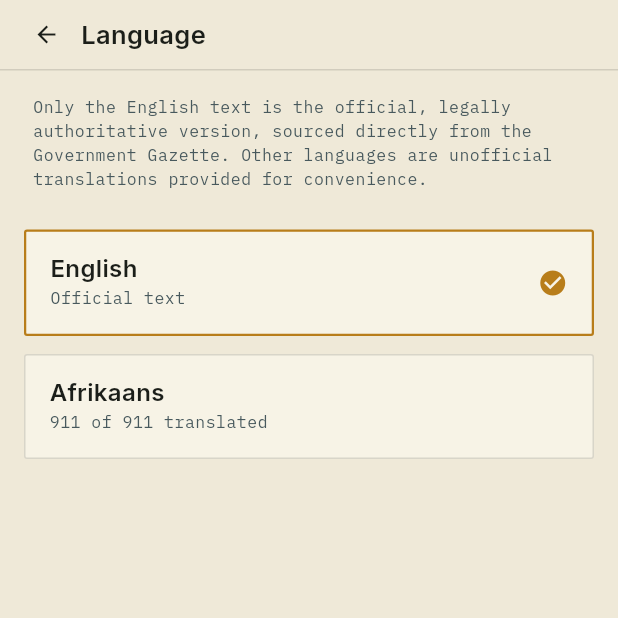
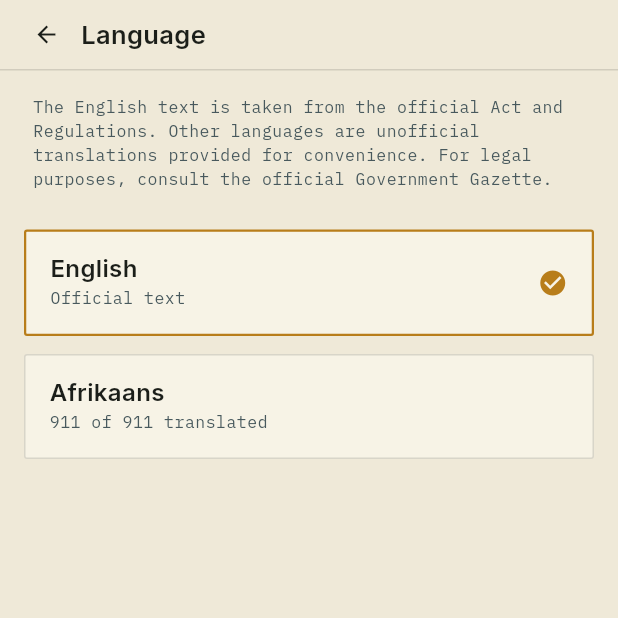
Before and after one commit to kylehenry2014-pixel/Osh-act-app, a Flutter app: the LanguageScreen screen opened directly, on a phone screen of 412 x 824 dp, the top half of it. Run offline on Flutter 3.47's test engine with Material 3 defaults, Android fonts, the phone set to English and light mode, and no system bars; our stand-ins replace cloud_firestore, cloud_functions, connectivity_plus, firebase_auth, firebase_core, flutter_local_notifications and 8 more; missing offline and left inert: flutter_file_dialog; accounts and stored records are empty; network calls fail.

Commit message:
more_screen.dart, language_screen.dart and pubspec.yaml

```diff
--- a/lib/screens/language_screen.dart
+++ b/lib/screens/language_screen.dart
@@ -42,7 +42,7 @@ class _LanguageScreenState extends State<LanguageScreen> {
             Padding(
               padding: const EdgeInsets.fromLTRB(22, 16, 22, 4),
               child: Text(
-                'Only the English text is the official, legally authoritative version, sourced directly from the Government Gazette. Other languages are unofficial translations provided for convenience.',
+                'The English text is taken from the official Act and Regulations. Other languages are unofficial translations provided for convenience. For legal purposes, consult the official Government Gazette.',
                 style: AppText.label(size: 11),
               ),
             ),
--- a/lib/screens/more_screen.dart
+++ b/lib/screens/more_screen.dart
@@ -454,7 +454,7 @@ class _MoreScreenState extends State<MoreScreen> {
                 const Divider(color: AppColors.line),
                 const SizedBox(height: 16),
                 Text(
-                  'Text sourced from LawLibrary / Laws.Africa (CC BY 4.0), the Government Gazette, SAFLII, and Acts Online, checked current as of 2026. Every planned regulation set is complete: the OHS Act plus 25 full regulation sets across General, Health, Mechanical and Electrical categories. This app is an unofficial reference tool; for legal purposes consult the Government Gazette.',
+                  'Text sourced from the official Occupational Health and Safety Act 85 of 1993 and key Regulations, drawn from the South African Government, LawLibrary / Laws.Africa (CC BY 4.0) and Acts Online. This app is an independent, unofficial reference tool. For legal purposes, consult the official Government Gazette.',
                   style: AppText.label(size: 10.5),
                 ),
                 const SizedBox(height: 14),
--- a/pubspec.yaml
+++ b/pubspec.yaml
@@ -1,7 +1,7 @@
 name: ohs_act_regulations
 description: "OHS Act & Regulations - South African occupational health and safety reference app"
 publish_to: 'none'
-version: 1.0.0+9
+version: 1.0.0+10
 environment:
   sdk: '>=3.3.0 <4.0.0'
 
```
